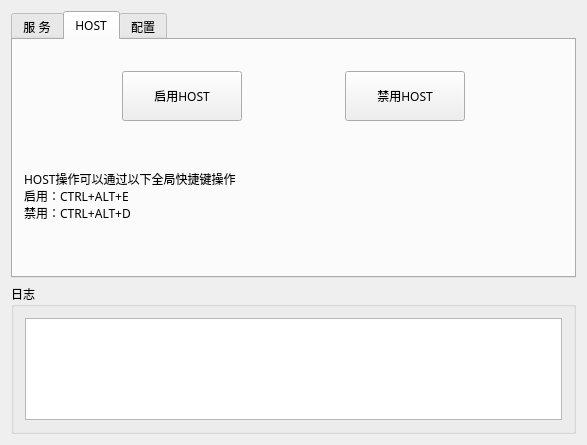
Qt form FoxPHP/FoxPHP.ui (yongplus/FoxPHP) before a commit.
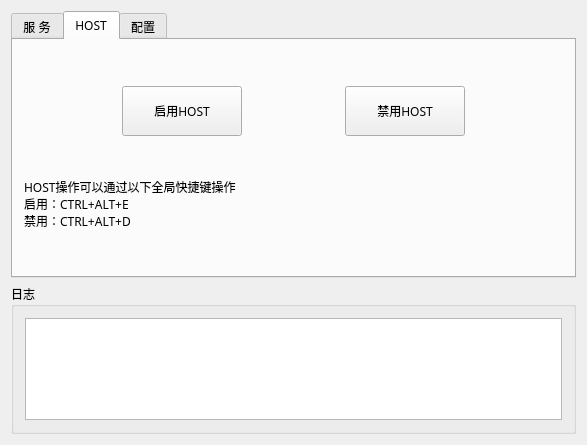
The same form after that commit. The open tabs and pages were chosen to show the change. Icons and pictures are not drawn. Custom widgets are drawn as their Qt base class.

Patch:
```diff
--- a/FoxPHP/FoxPHP.ui
+++ b/FoxPHP/FoxPHP.ui
@@ -393,12 +393,12 @@
            <enum>Qt::Vertical</enum>
           </property>
           <property name="sizeType">
-           <enum>QSizePolicy::Fixed</enum>
+           <enum>QSizePolicy::Expanding</enum>
           </property>
           <property name="sizeHint" stdset="0">
            <size>
             <width>20</width>
-            <height>20</height>
+            <height>0</height>
            </size>
           </property>
          </spacer>
@@ -425,7 +425,7 @@
               <property name="minimumSize">
                <size>
                 <width>120</width>
-                <height>0</height>
+                <height>50</height>
                </size>
               </property>
               <property name="maximumSize">
@@ -462,7 +462,7 @@
               <property name="minimumSize">
                <size>
                 <width>120</width>
-                <height>0</height>
+                <height>50</height>
                </size>
               </property>
               <property name="maximumSize">
@@ -498,6 +498,19 @@
           </item>
          </layout>
         </item>
+        <item>
+         <spacer name="verticalSpacer_7">
+          <property name="orientation">
+           <enum>Qt::Vertical</enum>
+          </property>
+          <property name="sizeHint" stdset="0">
+           <size>
+            <width>20</width>
+            <height>0</height>
+           </size>
+          </property>
+         </spacer>
+        </item>
         <item>
          <widget class="QLabel" name="label_3">
           <property name="font">
@@ -510,6 +523,19 @@
           </property>
          </widget>
         </item>
+        <item>
+         <spacer name="verticalSpacer_8">
+          <property name="orientation">
+           <enum>Qt::Vertical</enum>
+          </property>
+          <property name="sizeHint" stdset="0">
+           <size>
+            <width>20</width>
+            <height>0</height>
+           </size>
+          </property>
+         </spacer>
+        </item>
        </layout>
       </widget>
       <widget class="QWidget" name="tab">
```
Left out of the diff: 10 changed lines with no effect on the pictures.
